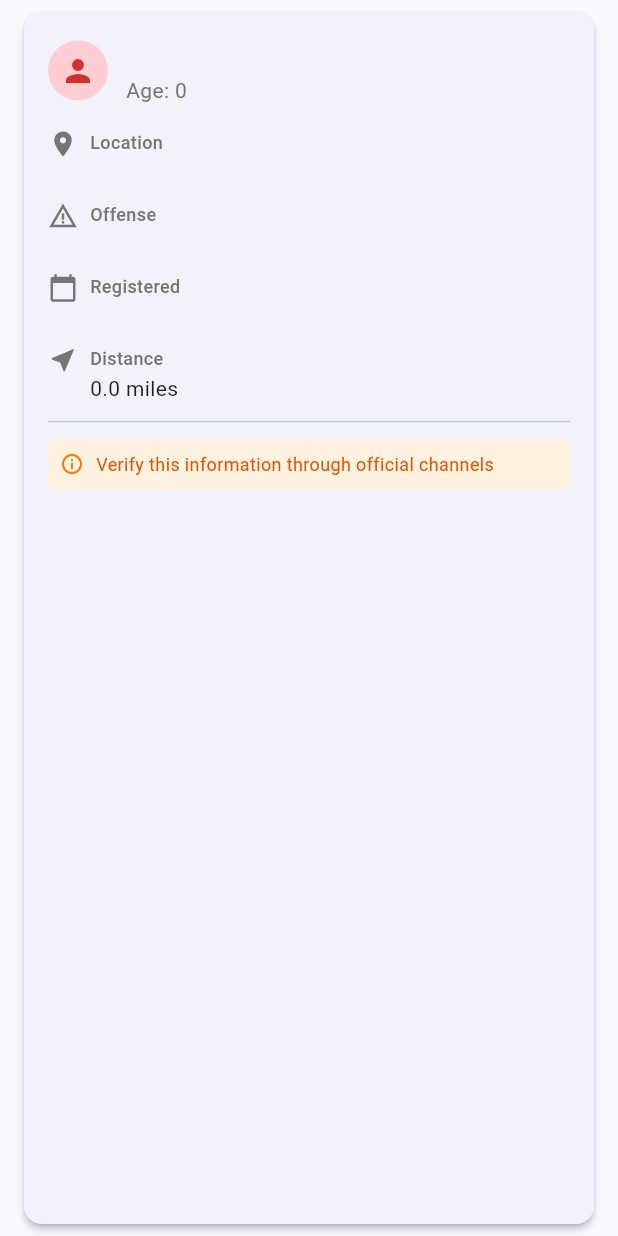
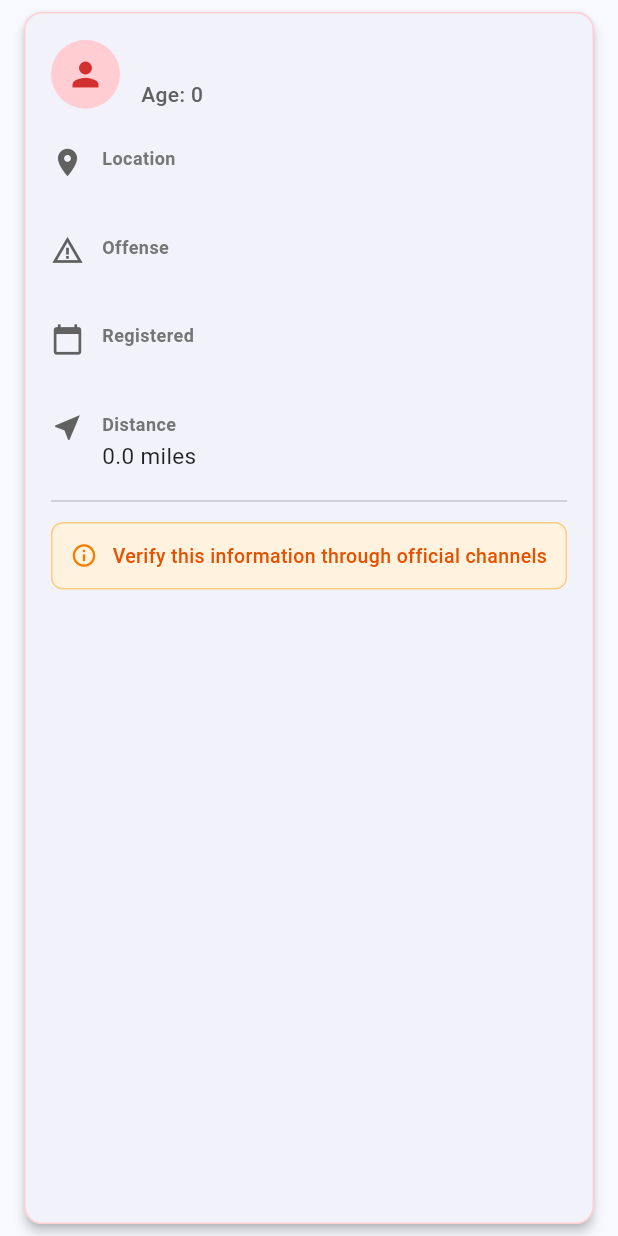
Before and after one commit to bobbyburns1989/redflag, a Flutter app: the OffenderCard widget shown alone on an empty page, opened directly with empty values, on a phone screen of 412 x 824 dp. Run offline on Flutter 3.47's test engine with Material 3 defaults, Android fonts, the phone set to English and light mode, and no system bars.

Commit message:
Enhance app UX with improved error handling and visual design
Improvements:
- Added specific exception types (NetworkException, ServerException, TimeoutException) to ApiService for better error categorization
- Implemented SnackBar notifications with success/error feedback and retry functionality
- Enhanced OffenderCard visual design with rounded corners, better spacing, improved typography, and more prominent disclaimers
- Improved error messages to be more user-friendly and actionable
- Added socket exception handling for network connectivity issues

All improvements maintain existing functionality while providing better user feedback and a more polished, professional appearance.

🤖 Generated with [Claude Code](https://claude.com/claude-code)

Co-Authored-By: Claude <noreply@anthropic.com>

```diff
--- a/safety_app/lib/widgets/offender_card.dart
+++ b/safety_app/lib/widgets/offender_card.dart
@@ -13,9 +13,13 @@ class OffenderCard extends StatelessWidget {
   Widget build(BuildContext context) {
     return Card(
       margin: const EdgeInsets.symmetric(horizontal: 16, vertical: 8),
-      elevation: 2,
+      elevation: 3,
+      shape: RoundedRectangleBorder(
+        borderRadius: BorderRadius.circular(12),
+        side: BorderSide(color: Colors.red.shade100, width: 1),
+      ),
       child: Padding(
-        padding: const EdgeInsets.all(16.0),
+        padding: const EdgeInsets.all(18.0),
         child: Column(
           crossAxisAlignment: CrossAxisAlignment.start,
           children: [
@@ -23,7 +27,7 @@ class OffenderCard extends StatelessWidget {
             Row(
               children: [
                 Container(
-                  padding: const EdgeInsets.all(8),
+                  padding: const EdgeInsets.all(10),
                   decoration: BoxDecoration(
                     color: Colors.red.shade100,
                     shape: BoxShape.circle,
@@ -31,10 +35,10 @@ class OffenderCard extends StatelessWidget {
                   child: Icon(
                     Icons.person,
                     color: Colors.red.shade700,
-                    size: 24,
+                    size: 26,
                   ),
                 ),
-                const SizedBox(width: 12),
+                const SizedBox(width: 14),
                 Expanded(
                   child: Column(
                     crossAxisAlignment: CrossAxisAlignment.start,
@@ -42,16 +46,19 @@ class OffenderCard extends StatelessWidget {
                       Text(
                         offender.fullName,
                         style: const TextStyle(
-                          fontSize: 18,
+                          fontSize: 19,
                           fontWeight: FontWeight.bold,
+                          height: 1.2,
                         ),
                       ),
+                      const SizedBox(height: 4),
                       if (offender.age != null)
                         Text(
                           'Age: ${offender.age}',
                           style: TextStyle(
                             fontSize: 14,
-                            color: Colors.grey.shade600,
+                            color: Colors.grey.shade700,
+                            fontWeight: FontWeight.w500,
                           ),
                         ),
                     ],
@@ -59,7 +66,7 @@ class OffenderCard extends StatelessWidget {
                 ),
               ],
             ),
-            const SizedBox(height: 16),
+            const SizedBox(height: 18),
 
             // Location
             if (offender.address != null) ...[
@@ -101,27 +108,29 @@ class OffenderCard extends StatelessWidget {
             ],
 
             // Disclaimer
-            const Divider(height: 24),
+            const Divider(height: 28, thickness: 1),
             Container(
-              padding: const EdgeInsets.all(8),
+              padding: const EdgeInsets.all(12),
               decoration: BoxDecoration(
                 color: Colors.orange.shade50,
-                borderRadius: BorderRadius.circular(4),
+                borderRadius: BorderRadius.circular(8),
+                border: Border.all(color: Colors.orange.shade200),
               ),
               child: Row(
                 children: [
                   Icon(
                     Icons.info_outline,
-                    size: 16,
+                    size: 18,
                     color: Colors.orange.shade700,
                   ),
-                  const SizedBox(width: 8),
+                  const SizedBox(width: 10),
                   Expanded(
                     child: Text(
                       'Verify this information through official channels',
                       style: TextStyle(
-                        fontSize: 12,
+                        fontSize: 13,
                         color: Colors.orange.shade900,
+                        fontWeight: FontWeight.w500,
                       ),
                     ),
                   ),
@@ -135,11 +144,13 @@ class OffenderCard extends StatelessWidget {
   }
 
   Widget _buildInfoRow(IconData icon, String label, String value) {
-    return Row(
+    return Container(
+      padding: const EdgeInsets.symmetric(vertical: 6),
+      child: Row(
         crossAxisAlignment: CrossAxisAlignment.start,
         children: [
-        Icon(icon, size: 20, color: Colors.grey.shade600),
-        const SizedBox(width: 8),
+          Icon(icon, size: 22, color: Colors.grey.shade700),
+          const SizedBox(width: 12),
           Expanded(
             child: Column(
               crossAxisAlignment: CrossAxisAlignment.start,
@@ -149,21 +160,24 @@ class OffenderCard extends StatelessWidget {
                   style: TextStyle(
                     fontSize: 12,
                     color: Colors.grey.shade600,
-                  fontWeight: FontWeight.w500,
+                    fontWeight: FontWeight.w600,
+                    letterSpacing: 0.3,
                   ),
                 ),
-              const SizedBox(height: 2),
+                const SizedBox(height: 3),
                 Text(
                   value,
                   style: const TextStyle(
-                  fontSize: 14,
+                    fontSize: 15,
                     color: Colors.black87,
+                    height: 1.3,
                   ),
                 ),
               ],
             ),
           ),
         ],
+      ),
     );
   }
 }
```
Also changed, not shown: safety_app/lib/screens/search_screen.dart (+35 -0 lines), safety_app/lib/services/api_service.dart (+37 -4 lines). Lines whose indentation alone changed are shown as unchanged.
